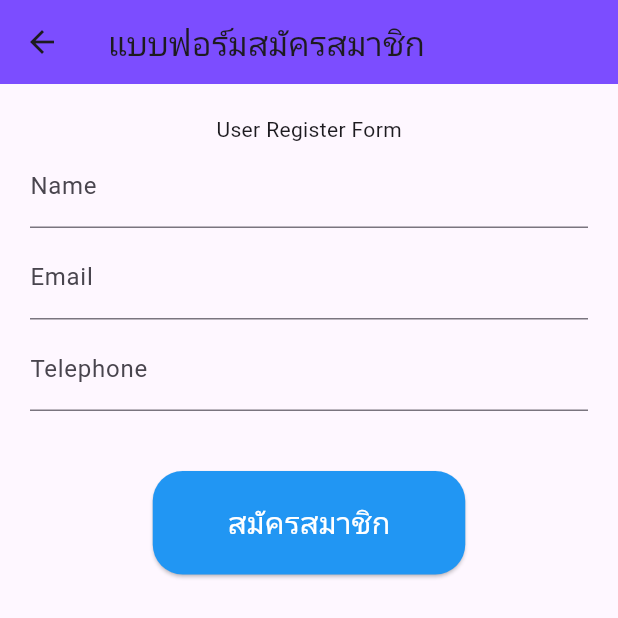
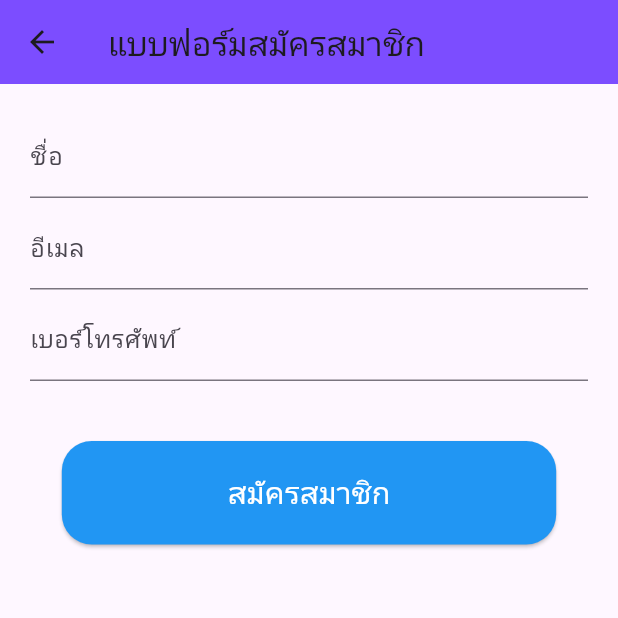
Before and after one commit to nutchapon22/prime_number, a Flutter app: the screen it shows after launch, after a tap on "แบบฟอร์มสมัครสมาชิก", on a phone screen of 412 x 824 dp, the top half of it. Run offline on Flutter 3.47's test engine with Material 3 defaults, Android fonts, the phone set to English and light mode, and no system bars; our stand-ins replace dio; network calls fail.

```diff
--- a/lib/main.dart
+++ b/lib/main.dart
@@ -1,4 +1,5 @@
 import 'package:flutter/material.dart';
+import 'package:test/my_exam.dart';
 import 'package:test/prime.dart';
 import 'package:test/user_form.dart';
 import 'package:test/widget/my_button.dart';
@@ -71,6 +72,18 @@ class MenuSelect extends StatelessWidget {
               textColor: Colors.black,
               customColor: Colors.white,
             ),
+            SizedBox(height: 10),
+            MyButton(
+              title: "แบบทดสอบตั้งเอง",
+              onClicked: () {
+                Navigator.push(
+                  context,
+                  MaterialPageRoute(builder: (context) => const MyExam()),
+                );
+              },
+              textColor: Colors.black,
+              customColor: Colors.white,
+            ),
           ],
         ),
       ),
--- a/lib/user_form.dart
+++ b/lib/user_form.dart
@@ -1,4 +1,5 @@
 import 'package:flutter/material.dart';
+import 'package:test/widget/my_button.dart';
 
 class UserForm extends StatefulWidget {
   const UserForm({super.key});
@@ -22,8 +23,22 @@ class _UserFormState extends State<UserForm> {
       ScaffoldMessenger.of(
         context,
       ).showSnackBar(const SnackBar(content: Text('กรุณากรอกข้อมูลให้ครบ')));
+    } else if (telephone.length < 10 ||
+        !RegExp(r'^[0-9]+$').hasMatch(telephone)) {
+      ScaffoldMessenger.of(context).showSnackBar(
+        const SnackBar(content: Text('กรุณากรอกเบอร์โทรศัพท์ให้ถูกต้อง')),
+      );
+    } else if (!RegExp(
+      r'^[a-zA-Z0-9._%+-]+@[a-zA-Z0-9.-]+\.[a-zA-Z]{2,}$',
+    ).hasMatch(email)) {
+      ScaffoldMessenger.of(
+        context,
+      ).showSnackBar(const SnackBar(content: Text('กรุณากรอกอีเมลให้ถูกต้อง')));
     } else {
       print('ชื่อ: $name, อีเมล: $email, เบอร์โทรศัพท์: $telephone');
+      ScaffoldMessenger.of(
+        context,
+      ).showSnackBar(const SnackBar(content: Text('สมัครสมาชิกสำเร็จ')));
       nameController.clear();
       emailController.clear();
       telephoneController.clear();
@@ -43,50 +58,39 @@ class _UserFormState extends State<UserForm> {
         padding: const EdgeInsets.all(20),
         child: Column(
           children: [
-            Text('User Register Form'),
             TextField(
               controller: nameController,
               decoration: const InputDecoration(
-                labelText: 'Name',
-                hintText: 'Enter your name',
+                labelText: 'ชื่อ',
+                hintText: 'กรอกชื่อของคุณ',
               ),
             ),
             SizedBox(height: 5),
             TextField(
               controller: emailController,
               decoration: const InputDecoration(
-                labelText: 'Email',
-                hintText: 'Enter your email',
+                labelText: 'อีเมล',
+                hintText: 'กรอกอีเมลของคุณ',
               ),
             ),
             SizedBox(height: 5),
             TextField(
               controller: telephoneController,
               decoration: const InputDecoration(
-                labelText: 'Telephone',
-                hintText: 'Enter your telephone',
+                labelText: 'เบอร์โทรศัพท์',
+                hintText: 'กรอกเบอร์โทรศัพท์ของคุณ',
               ),
             ),
             SizedBox(height: 40),
-            ElevatedButton(
-              style: ElevatedButton.styleFrom(
-                backgroundColor: Colors.blue,
-                shape: RoundedRectangleBorder(
-                  borderRadius: BorderRadius.circular(20),
-                ),
-                padding: const EdgeInsets.symmetric(
-                  horizontal: 50,
-                  vertical: 20,
-                ),
-              ),
-              onPressed: () {
+            MyButton(
+              title: "สมัครสมาชิก",
+              customColor: Colors.blue,
+              textColor: Colors.white,
+              onClicked: () {
                 submitForm();
               },
-              child: const Text(
-                'สมัครสมาชิก',
-                style: TextStyle(color: Colors.white, fontSize: 20),
-              ),
             ),
+            SizedBox(height: 20),
           ],
         ),
       ),
--- a/pubspec.yaml
+++ b/pubspec.yaml
@@ -34,6 +34,7 @@ dependencies:
   # The following adds the Cupertino Icons font to your application.
   # Use with the CupertinoIcons class for iOS style icons.
   cupertino_icons: ^1.0.8
+  dio: ^5.8.0+1
 
 dev_dependencies:
   flutter_test:
```
Also changed, not shown: lib/dio_client.dart (added, +40 -0 lines), lib/model/users_model.dart (added, +122 -0 lines), lib/my_exam.dart (added, +88 -0 lines), lib/prime.dart (+36 -14 lines), pubspec.lock.
